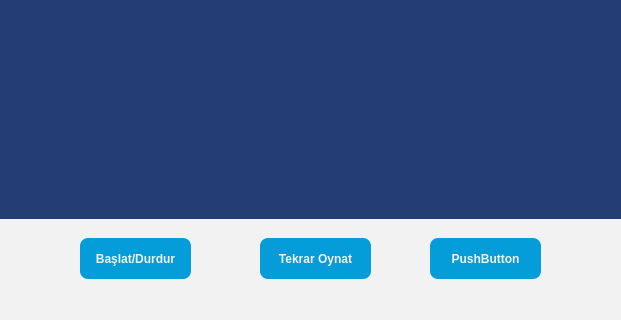
firathdr/Serit-Kontrol, file gui/player.ui: the form before one commit; both pictures show x 250 to 871 and y 382 to 702 of the 1129 by 702 pixel window.
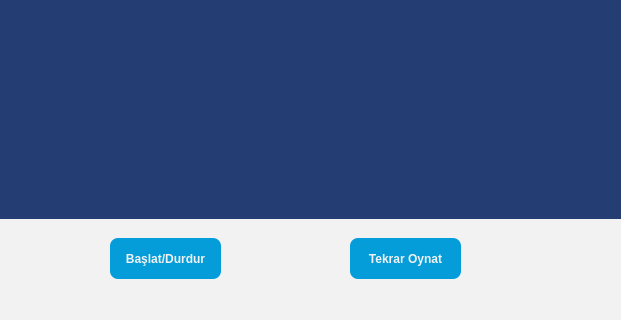
The form after the commit.

Diff of the .ui file:
```diff
--- a/gui/player.ui
+++ b/gui/player.ui
@@ -53,7 +53,7 @@
   <widget class="QPushButton" name="pushButton">
    <property name="geometry">
     <rect>
-     <x>330</x>
+     <x>360</x>
      <y>620</y>
      <width>111</width>
      <height>41</height>
@@ -66,7 +66,7 @@
   <widget class="QPushButton" name="pushButton_2">
    <property name="geometry">
     <rect>
-     <x>510</x>
+     <x>600</x>
      <y>620</y>
      <width>111</width>
      <height>41</height>
@@ -76,19 +76,6 @@
     <string>Tekrar Oynat</string>
    </property>
   </widget>
-  <widget class="QPushButton" name="pushButton_3">
-   <property name="geometry">
-    <rect>
-     <x>680</x>
-     <y>620</y>
-     <width>111</width>
-     <height>41</height>
-    </rect>
-   </property>
-   <property name="text">
-    <string>PushButton</string>
-   </property>
-  </widget>
  </widget>
  <resources/>
  <connections/>
```
